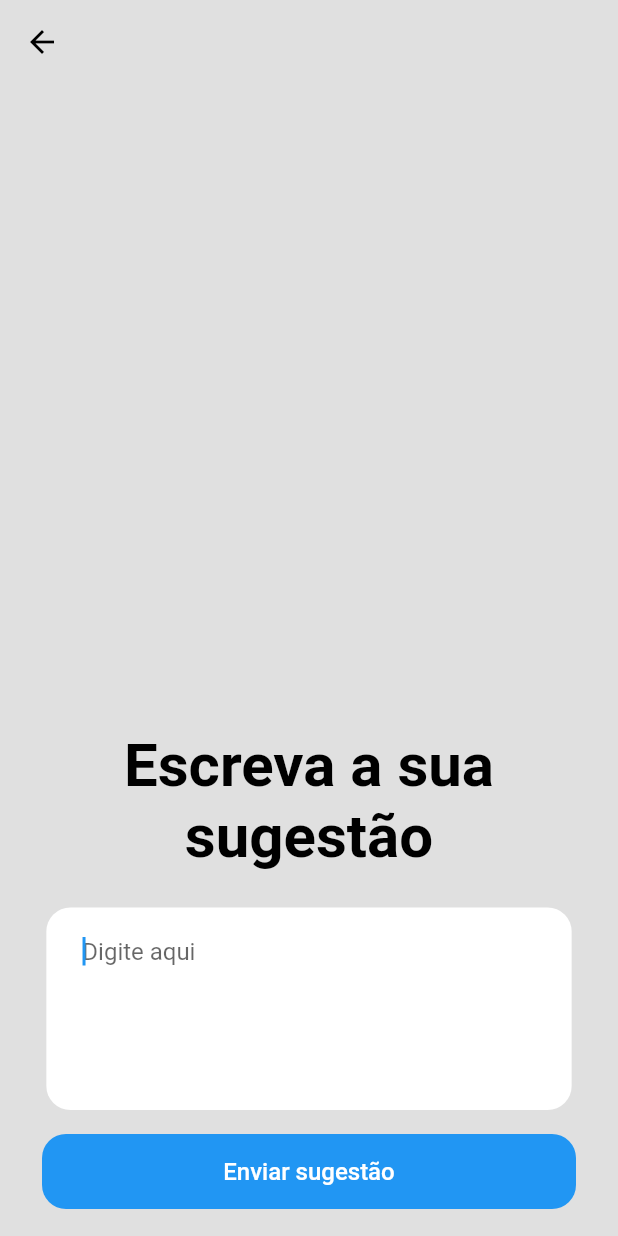
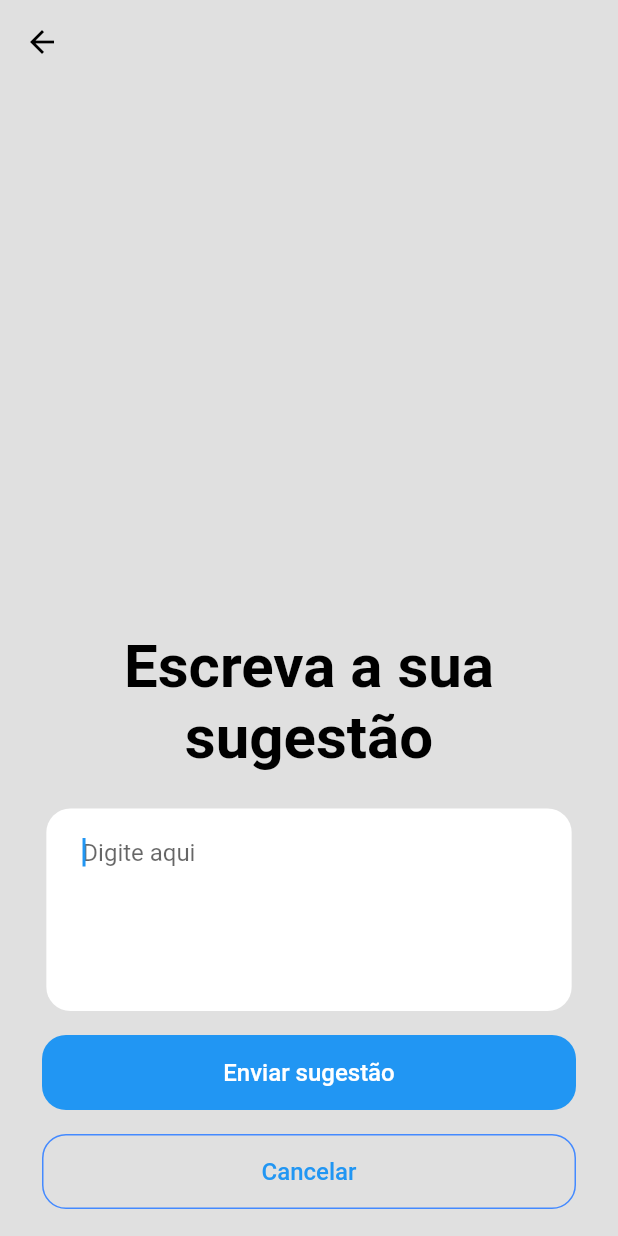
Before and after one commit to MarceloDiefenbach/encarte_facil, a Flutter app: the NewEncarteComTema screen opened directly, after a tap on "Criar encarte", after a tap on "Envie sua sugestão", on a phone screen of 412 x 824 dp. Run offline on Flutter 3.47's test engine with Material 2 defaults, Android fonts, the phone set to English and light mode, and no system bars; our stand-ins replace firebase_analytics, firebase_core, firebase_crashlytics, image_gallery_saver, numberpicker, screenshot; missing offline and left inert: flutter_email_sender; accounts and stored records are empty; network calls fail.

Commit message:
formulario de sugestao e adicao de mais um tema

```diff
--- a/lib/Encartes.dart
+++ b/lib/Encartes.dart
@@ -121,7 +121,7 @@ class _EncartesState extends State<Encartes> {
               ],
             ),
             ListView.builder(
-                padding: EdgeInsets.fromLTRB(20, 60, 20, 0),
+                padding: EdgeInsets.fromLTRB(20, 60, 20, 200),
                 scrollDirection: Axis.vertical,
                 shrinkWrap: true,
                 itemCount: _listaEncartes.length+1,
--- a/lib/Logic/Functions.dart
+++ b/lib/Logic/Functions.dart
@@ -30,11 +30,11 @@ Future<List> AirtableGet() async {
 
   Map<String, dynamic> retorno = json.decode(response.body);
   List records = retorno["records"];
-  print(retorno["offset"]);
+  // print(retorno["offset"]);
 
   listaTodosProdutos.clear();
   for (int i = 0; i < records.length; i++) {
-    print(i);
+    // print(i);
     listaTodosProdutos.add(Produto(records[i]["fields"]["primeira"],
         records[i]["fields"]["segunda"], "", records[i]["fields"]["imagem"]));
   }
@@ -52,7 +52,7 @@ Future<List> AirtableGet() async {
   List records2 = retorno2["records"];
 
   for (int i = 0; i < records2.length; i++) {
-    print(records2[i]["fields"]["primeira"]);
+    // print(records2[i]["fields"]["primeira"]);
     listaTodosProdutos.add(Produto(records2[i]["fields"]["primeira"],
         records2[i]["fields"]["segunda"], "", records2[i]["fields"]["imagem"]));
   }
--- a/lib/NewEncarteComTema.dart
+++ b/lib/NewEncarteComTema.dart
@@ -28,7 +28,7 @@ class _NewEncarteComTemaState extends State<NewEncarteComTema> {
   TextEditingController _textControllerValidade;
   List<Tema> temas = [];
   FirebaseAnalytics analyticsEvents = FirebaseAnalytics.instance;
-  List<bool> selecionado = [false, false, false];
+  List<bool> selecionado = [false, false, false, false, false];
   String temaSelecionado = "";
   String topoSelecionado = "";
 
@@ -189,7 +189,9 @@ class _NewEncarteComTemaState extends State<NewEncarteComTema> {
                   future: _pegaTemasAirtable(),
                   builder: (context, snapshot) {
                     if (snapshot.hasData) {
-                      return Row(
+                      return Column(
+                        children: [
+                          Row(
                             mainAxisAlignment: MainAxisAlignment.center,
                             children: [
                               GestureDetector(
@@ -226,6 +228,37 @@ class _NewEncarteComTemaState extends State<NewEncarteComTema> {
                                     topoSelecionado = temas[2].topo;
                                   });
                                 },
+                              ),
+                            ],
+                          ),
+                          Padding(padding: EdgeInsets.fromLTRB(0, 8, 0, 0)),
+                          Row(
+                            mainAxisAlignment: MainAxisAlignment.center,
+                            children: [
+                              GestureDetector(
+                                child: CellTema(temas[4].tema, temas[4].topo, selecionado[4]),
+                                onTap: () {
+                                  setState(() {
+                                    _deixaTudoFalse();
+                                    selecionado[4] = true;
+                                    temaSelecionado = temas[4].tema;
+                                    topoSelecionado = temas[4].topo;
+                                  });
+                                },
+                              ),
+                              Padding(padding: EdgeInsets.all(4)),
+                              GestureDetector(
+                                child: CellTema(temas[3].tema, temas[3].topo, selecionado[3]),
+                                onTap: () {
+                                  setState(() {
+                                    _deixaTudoFalse();
+                                    selecionado[3] = true;
+                                    temaSelecionado = temas[3].tema;
+                                    topoSelecionado = temas[3].topo;
+                                  });
+                                },
+                              ),
+                            ],
                           ),
                         ],
                       );
@@ -267,7 +300,14 @@ class _NewEncarteComTemaState extends State<NewEncarteComTema> {
                     setState(() {
                       _lerArquivo();
                     });
-                  FirebaseAnalytics.instance.logEvent(name: "criou_encarte");
+                  FirebaseAnalytics.instance.logEvent(
+                      name: "criou_encarte",
+                    parameters: {
+                      "nome_encarte": _textController.text,
+                      "validade": _textControllerValidade.text,
+                      "tema": temaSelecionado
+                    }
+                  );
                 },
                 child: Container(
                   height: 50,
@@ -312,9 +352,9 @@ class _NewEncarteComTemaState extends State<NewEncarteComTema> {
                   ),
                 ),
               ),
-              // Container(
-              //   height: 500,
-              // )
+              Container(
+                height: 200,
+              )
             ],
           ),
         ),
--- a/lib/SugestionForm.dart
+++ b/lib/SugestionForm.dart
@@ -1,6 +1,8 @@
 import 'package:flutter/material.dart';
 import 'package:flutter/cupertino.dart';
 import 'package:flutter_email_sender/flutter_email_sender.dart';
+
+import 'Encartes.dart';
 
 class SugestionForm extends StatefulWidget {
   const SugestionForm({key}) : super(key: key);
@@ -108,7 +110,34 @@ class _SugestionForm extends State<SugestionForm> {
                     ],
                   ),
                 ),
-              )
+              ),
+              TextButton(
+                onPressed: () async {
+                  Navigator.of(context).pop();
+                  Navigator.push(
+                    context,
+                    MaterialPageRoute(
+                        builder: (context) => Encartes()
+                    ),
+                  );
+                },
+                child: Container(
+                  height: 50,
+                  width: width,
+                  decoration: BoxDecoration(
+                    borderRadius: BorderRadius.circular(16),
+                    color: Colors.transparent,
+                    border: Border.all(color: Colors.blueAccent),
+                  ),
+                  child: Column(
+                    mainAxisAlignment: MainAxisAlignment.center,
+                    children: [
+                      Text('Cancelar',
+                          style: TextStyle(color: Colors.blue, fontSize: 16)),
+                    ],
+                  ),
+                ),
+              ),
             ],
           ),
         ),
```
Lines whose indentation alone changed are shown as unchanged.
